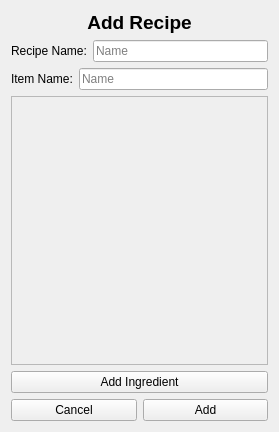
Old version of the form home_ims/src/view/ui/popup/add_recipe.ui in the repository isaac-ucalgary/CPSC471_Fall2024_GroupProject.
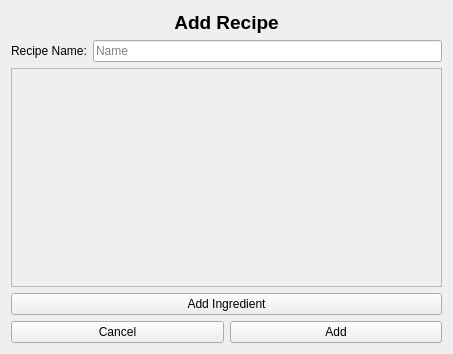
New version of the form.

```diff
--- a/home_ims/src/view/ui/popup/add_recipe.ui
+++ b/home_ims/src/view/ui/popup/add_recipe.ui
@@ -6,8 +6,8 @@
    <rect>
     <x>0</x>
     <y>0</y>
-    <width>279</width>
-    <height>432</height>
+    <width>453</width>
+    <height>354</height>
    </rect>
   </property>
   <property name="windowTitle">
@@ -65,38 +65,6 @@
      </layout>
     </widget>
    </item>
-   <item>
-    <widget class="QWidget" name="widget_8" native="true">
-     <layout class="QHBoxLayout" name="horizontalLayout_4">
-      <property name="leftMargin">
-       <number>0</number>
-      </property>
-      <property name="topMargin">
-       <number>0</number>
-      </property>
-      <property name="rightMargin">
-       <number>0</number>
-      </property>
-      <property name="bottomMargin">
-       <number>0</number>
-      </property>
-      <item>
-       <widget class="QLabel" name="label_name_2">
-        <property name="text">
-         <string>Item Name:</string>
-        </property>
-       </widget>
-      </item>
-      <item>
-       <widget class="QLineEdit" name="itemNameInput">
-        <property name="placeholderText">
-         <string>Name</string>
-        </property>
-       </widget>
-      </item>
-     </layout>
-    </widget>
-   </item>
    <item>
     <widget class="QScrollArea" name="scrollArea">
      <property name="widgetResizable">
@@ -107,8 +75,8 @@
        <rect>
         <x>0</x>
         <y>0</y>
-        <width>259</width>
-        <height>271</height>
+        <width>433</width>
+        <height>221</height>
        </rect>
       </property>
       <layout class="QVBoxLayout" name="verticalLayout_2">
```
